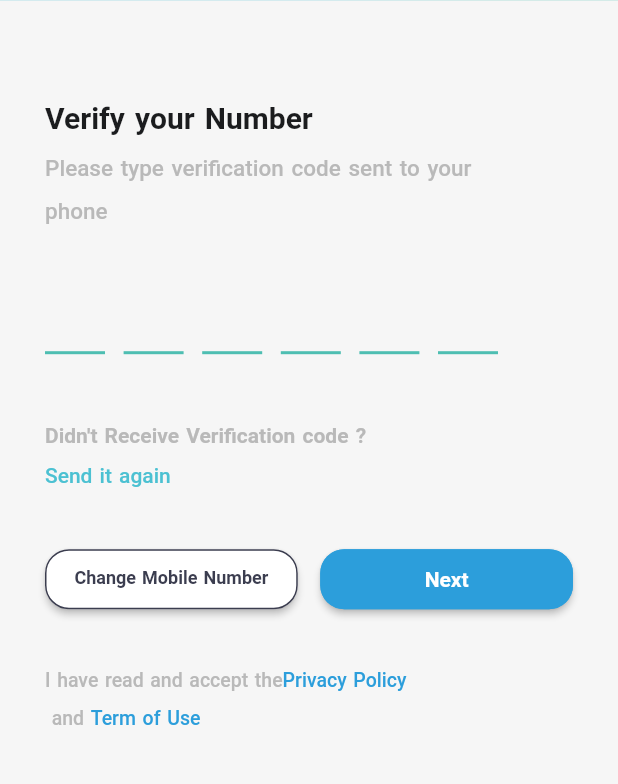
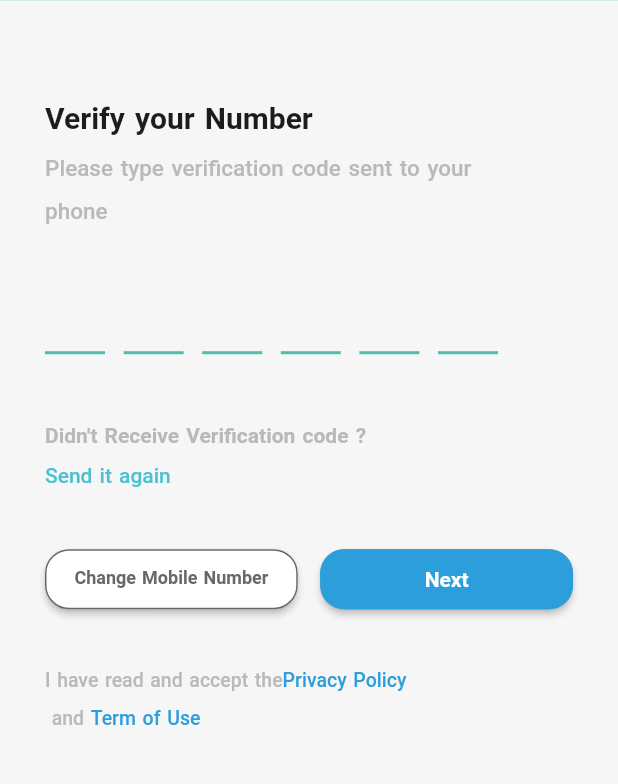
Before and after one commit to icsicsics/school, a Flutter app: the screen it shows after launch, after a tap on "Confirm", on a phone screen of 412 x 824 dp, the part 247-1031 px from its top. Run offline on Flutter 3.47's test engine with Material 2 defaults, Android fonts, the phone set to English and light mode, and no system bars; drawn by our look-alikes of pin_code_fields; our stand-ins replace intl_phone_number_input, shared_preferences; project files that could hold a hidden picture were left out.

Commit message:
handle verfyScreen

```diff
--- a/lib/core/utils/resorces/color_manager.dart
+++ b/lib/core/utils/resorces/color_manager.dart
@@ -12,4 +12,5 @@ class ColorsManager {
   static const Color blackColor = Color(0xFF1B1C1E);
   static const Color backgroundColor = Color(0xffF6F6F6);
   static const Color buttonColor = Color.fromRGBO(44	,158	,219, 1);
+  static const Color borderColor = Color.fromRGBO(104	,104	,104, 1);
 }
--- a/lib/presentation/ui/authuntication/login/login_screen.dart
+++ b/lib/presentation/ui/authuntication/login/login_screen.dart
@@ -13,8 +13,8 @@ class _LoginScreenState extends BaseState<LoginScreen> {
 
   @override
   Widget baseBuild(BuildContext context) {
-    return Scaffold(
-      body: const LoginContentWidget(),
+    return const  Scaffold(
+      body:  LoginContentWidget(),
     );
   }
 
--- a/lib/presentation/ui/authuntication/login/widgets/clear_button_widget.dart
+++ b/lib/presentation/ui/authuntication/login/widgets/clear_button_widget.dart
@@ -12,7 +12,7 @@ class ClearButtonWidget extends StatelessWidget {
       onPressed: clearAction,
       borderRadius: 20,
       buttonColor: ColorsManager.whiteColor,
-      borderColor: ColorsManager.darkGrayColor,
+      borderColor: ColorsManager.borderColor,
       buttonTextSize: 14,
       buttonText: "Clear",
       buttonTextColor: ColorsManager.buttonColor,
--- a/lib/presentation/ui/authuntication/verify/widgets/actions_row_widget.dart
+++ b/lib/presentation/ui/authuntication/verify/widgets/actions_row_widget.dart
@@ -3,7 +3,9 @@ import 'package:schools/core/utils/resorces/color_manager.dart';
 import 'package:schools/presentation/shere_widgets/custom_button_widget.dart';
 
 class ActionsRowWidget extends StatelessWidget {
-  const ActionsRowWidget({Key? key}) : super(key: key);
+  final Function() changeMobileNumberAction;
+  final Function() nextAction;
+  const ActionsRowWidget({Key? key,required this.changeMobileNumberAction,required this.nextAction}) : super(key: key);
 
   @override
   Widget build(BuildContext context) {
@@ -11,17 +13,17 @@ class ActionsRowWidget extends StatelessWidget {
       children: [
         Expanded(
             child: CustomButtonWidget(
-          onPressed: () {},
+          onPressed: changeMobileNumberAction,
           buttonText: "Change Mobile Number",
           buttonTextSize: 12,
-          buttonTextColor: ColorsManager.darkGrayColor,
+          buttonTextColor: ColorsManager.borderColor,
           buttonColor: ColorsManager.whiteColor,
-              borderColor:ColorsManager.darkGrayColor,
+              borderColor:ColorsManager.borderColor,
         )),
-        SizedBox(width: 15,),
+       const SizedBox(width: 15,),
         Expanded(
             child: CustomButtonWidget(
-          onPressed: () {},
+          onPressed: nextAction,
           buttonText: "Next",
               buttonColor: ColorsManager.buttonColor,
               buttonTextColor: ColorsManager.whiteColor,
--- a/lib/presentation/ui/authuntication/verify/widgets/pin_code_field_widget.dart
+++ b/lib/presentation/ui/authuntication/verify/widgets/pin_code_field_widget.dart
@@ -4,10 +4,12 @@ import 'package:schools/core/utils/resorces/color_manager.dart';
 
 class PinCodeTextFiledWidget extends StatelessWidget {
   final TextEditingController pinController;
+  final void Function(String value)  onChanged;
 
   const PinCodeTextFiledWidget({
     Key? key,
     required this.pinController,
+    required this.onChanged
   }) : super(key: key);
 
   @override
@@ -20,7 +22,7 @@ class PinCodeTextFiledWidget extends StatelessWidget {
         textStyle: const TextStyle(color: ColorsManager.grayColor),
         appContext: context,
         length: 6,
-        onChanged: (value) {},
+        onChanged:onChanged,
         controller: pinController,
         pinTheme: PinTheme(
           activeColor: ColorsManager.secondaryColor,
--- a/lib/presentation/ui/authuntication/verify/widgets/privcy_and_pulicy.dart
+++ b/lib/presentation/ui/authuntication/verify/widgets/privcy_and_pulicy.dart
@@ -3,22 +3,43 @@ import 'package:schools/core/utils/resorces/color_manager.dart';
 import 'package:schools/presentation/shere_widgets/medium_text_widget.dart';
 
 class PrivacyAndPolicyWidget extends StatelessWidget {
-  const PrivacyAndPolicyWidget({Key? key}) : super(key: key);
+  final Function() privacyPolicyAction;
+  final Function() termOfUseAction;
+
+  const PrivacyAndPolicyWidget(
+      {Key? key,
+      required this.privacyPolicyAction,
+      required this.termOfUseAction})
+      : super(key: key);
 
   @override
   Widget build(BuildContext context) {
     return Column(
       children: [
         Row(
-          children: const [
-            MediumTextWidget(text: "I have read and accept the", fontSize: 13, color: ColorsManager.grayColor),
-            MediumTextWidget(text: "Privacy Policy", fontSize: 13, color: ColorsManager.buttonColor),
+          children: [
+            const MediumTextWidget(
+                text: "I have read and accept the",
+                fontSize: 13,
+                color: ColorsManager.grayColor),
+            InkWell(
+                onTap: privacyPolicyAction,
+                child: const MediumTextWidget(
+                    text: "Privacy Policy",
+                    fontSize: 13,
+                    color: ColorsManager.buttonColor)),
           ],
         ),
         Row(children: [
-          MediumTextWidget(text: " and ", fontSize: 13, color: ColorsManager.grayColor),
-          MediumTextWidget(text: "Term of Use", fontSize: 13, color: ColorsManager.buttonColor),
-        ],)
+            const MediumTextWidget(
+                text: " and ", fontSize: 13, color: ColorsManager.grayColor),
+            InkWell(
+                onTap: termOfUseAction,
+                child:const  MediumTextWidget(
+                    text: "Term of Use",
+                    fontSize: 13,
+                    color: ColorsManager.buttonColor)),
+          ],)
       ],
     );
   }
--- a/lib/presentation/ui/authuntication/verify/widgets/verify_content_widget.dart
+++ b/lib/presentation/ui/authuntication/verify/widgets/verify_content_widget.dart
@@ -18,30 +18,43 @@ class _VerifyContentWidgetState extends State<VerifyContentWidget> {
 
   @override
   Widget build(BuildContext context) {
-    return Column(
+    return SingleChildScrollView(
+      child: Column(
         children: [
-        const   VerifyHeaderWidget(),
+          const VerifyHeaderWidget(),
           Padding(
             padding: const EdgeInsets.all(30),
             child: Column(
               mainAxisAlignment: MainAxisAlignment.start,
               crossAxisAlignment: CrossAxisAlignment.start,
               children: [
-           const  VerifyTitleWidget(),
-            const SizedBox(height: 30,),
-            PinCodeTextFiledWidget(
-                pinController: pinController),
-            const SizedBox(height: 10,),
-            SendAgainWidget(onTap: (){}),
-            const SizedBox(height: 35,),
-            const ActionsRowWidget(),
-            const SizedBox(height: 35,),
-            const PrivacyAndPolicyWidget(),
+                const VerifyTitleWidget(),
+                sizedBox(height: 30),
+                PinCodeTextFiledWidget(pinController: pinController,
+                  onChanged: (value) {
+                  print(value);
+                  },),
+                sizedBox(height: 10),
+                SendAgainWidget(onTap: () {}),
+                sizedBox(),
+                ActionsRowWidget(
+                  changeMobileNumberAction: () {},
+                  nextAction: () {},
+                ),
+                sizedBox(),
+                PrivacyAndPolicyWidget(
+                  privacyPolicyAction: () {},
+                  termOfUseAction: () {},
+                ),
               ],
             ),
           ),
-
         ],
+      ),
     );
   }
+
+  sizedBox({double height = 35}) => SizedBox(
+        height: height,
+      );
 }
```
Lines whose indentation alone changed are shown as unchanged.
